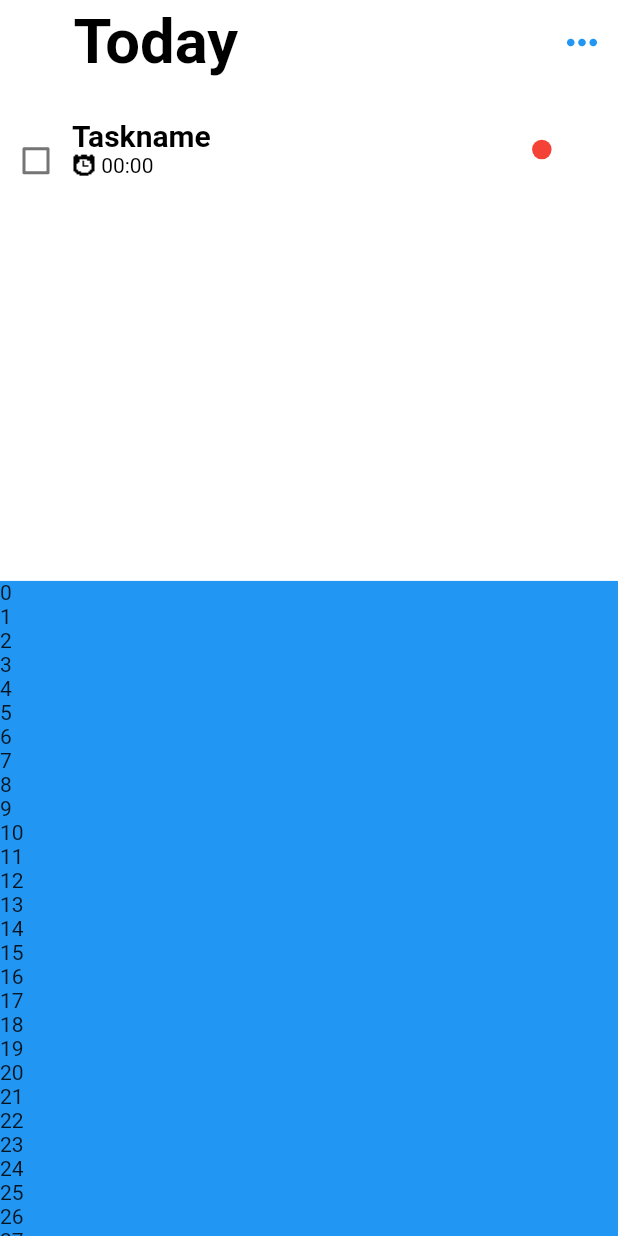
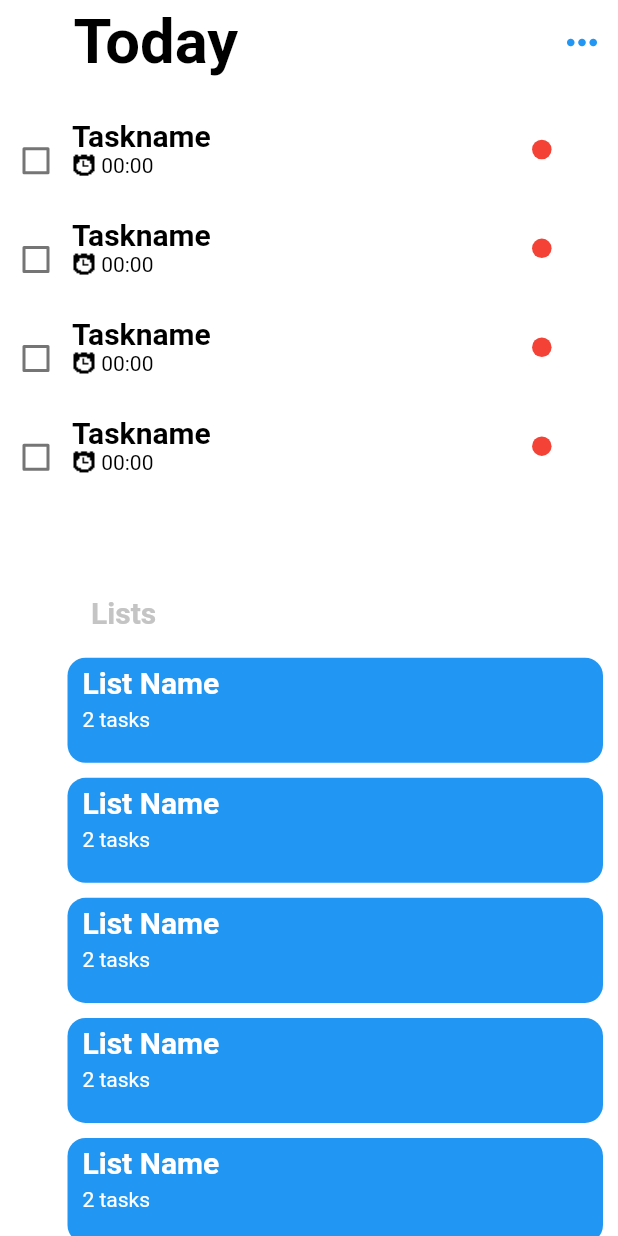
Before and after one commit to YushyZZ/ToDoApp, a Flutter app: the screen it shows after launch, on a phone screen of 412 x 824 dp. Run offline on Flutter 3.47's test engine with Material 2 defaults, Android fonts, the phone set to English and light mode, and no system bars.

Commit message:
ListWidget oluşturuldu

```diff
--- a/lib/HomeBody.dart
+++ b/lib/HomeBody.dart
@@ -1,5 +1,6 @@
 import 'package:flutter/material.dart';
 import './widgets/TaskWidget.dart';
+import './widgets/ListWidget.dart';
 
 class ToDoAppHomeBody extends StatefulWidget {
   @override
@@ -22,16 +23,38 @@ class _ToDoAppHomeBodyState extends State<ToDoAppHomeBody> {
               itemBuilder: (BuildContext ctxt, int index) {
                 return new TaskWidget();
               },
-              itemCount: 1,),
+              itemCount: 7,
+            ),
           ),
           Spacer(),
           Container(
-              color: Colors.blue,
-              height: size.height * 0.53,
-              child:
-                  ListView.builder(itemBuilder: (BuildContext ctxt, int index) {
-                return new Text("$index");
-              }))
+            height: size.height * 0.53,
+            child: Column(
+              children: <Widget>[
+                Container(
+                  margin: EdgeInsets.only(right: size.height * 0.3),
+                  height: size.height * 0.05,
+                  child: Text(
+                    "Lists",
+                    style: TextStyle(
+                        fontWeight: FontWeight.bold,
+                        fontSize: 20,
+                        color: Color(0xffC4C4C4)),
+                  ),
+                  padding: EdgeInsets.only(top: 10),
+                ),
+                Container(
+                  color: Colors.white,
+                  height: size.height * 0.48,
+                  child: ListView.builder(
+                      itemCount: 7,
+                      itemBuilder: (BuildContext ctxt, int index) {
+                        return new ListWidget();
+                      }),
+                )
+              ],
+            ),
+          )
         ],
       ),
     );
--- /dev/null
+++ b/lib/widgets/ListWidget.dart
@@ -0,0 +1,56 @@
+import 'package:flutter/material.dart';
+
+class ListWidget extends StatefulWidget {
+  @override
+  _ListWidgetState createState() => _ListWidgetState();
+}
+
+class _ListWidgetState extends State<ListWidget> {
+  final String listName;
+  final Color listColor;
+  final int itemCount;
+
+  _ListWidgetState(
+      {this.listName = "List Name",
+      this.listColor = Colors.blue,
+      this.itemCount = 2});
+
+  @override
+  Widget build(BuildContext context) {
+    final size = MediaQuery.of(context).size;
+
+    return InkWell(
+      borderRadius: BorderRadius.circular(12),
+      onTap: (){},
+      child: Container(
+        decoration: BoxDecoration(
+            color: listColor,
+            borderRadius: BorderRadius.all(Radius.circular(12))),
+        height: size.height * 0.085,
+        margin: EdgeInsets.only(left: 45, top: 10, right: 10),
+        child: Column(
+          crossAxisAlignment: CrossAxisAlignment.start,
+          children: <Widget>[
+            Container(
+              margin: EdgeInsets.only(left: 10, top: 5),
+              child: Text(
+                "$listName",
+                style: TextStyle(
+                    color: Colors.white,
+                    fontSize: 20,
+                    fontWeight: FontWeight.bold),
+              ),
+            ),
+            Container(
+              margin: EdgeInsets.only(left: 10, top: 5),
+              child: Text(
+                "$itemCount tasks",
+                style: TextStyle(color: Colors.white),
+              ),
+            )
+          ],
+        ),
+      ),
+    );
+  }
+}
```
